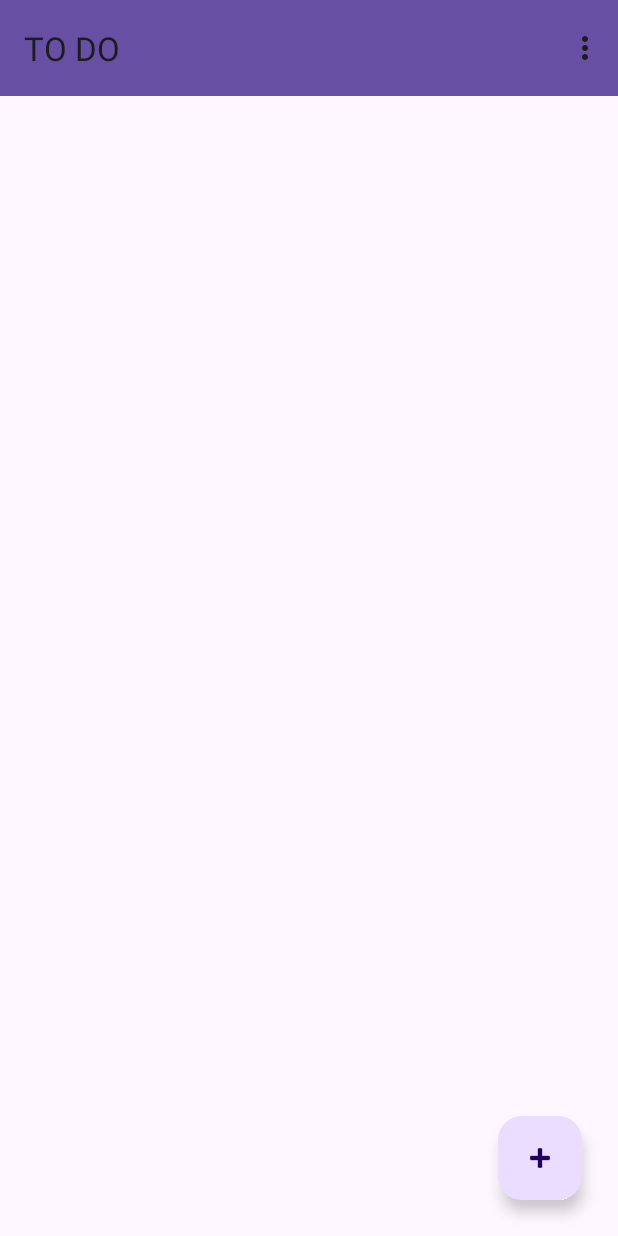
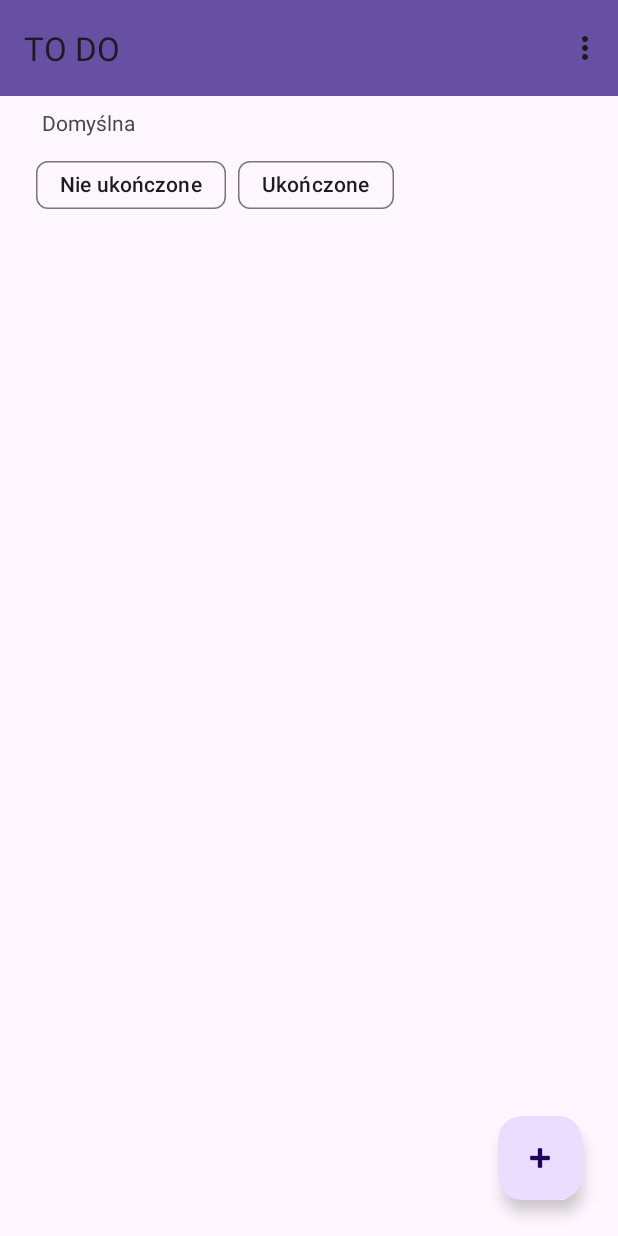
Before and after one commit to TomekP00/ToDoAndroid, an Android app: the screen it shows after launch (MainActivity), on a phone screen of 412 x 824 dp. Run offline under Robolectric (Android 15) with nearby library versions, the phone set to English and light mode, and no system bars.

Commit message:
kategorie i takie tam

```diff
--- a/app/src/main/java/com/example/pum_todo/Adapter.java
+++ b/app/src/main/java/com/example/pum_todo/Adapter.java
@@ -19,10 +19,12 @@ import java.util.ArrayList;
 public class Adapter extends RecyclerView.Adapter<Adapter.ViewHolder> {
     private ArrayList<TodoItem> todoItems;
     private SQLiteDatabase db;
+    private MainActivity mainActivity;
 
-    public Adapter(ArrayList<TodoItem> items, SQLiteDatabase db) {
+    public Adapter(ArrayList<TodoItem> items, SQLiteDatabase db, MainActivity mainActivity) {
         this.todoItems = items;
         this.db = db;
+        this.mainActivity = mainActivity;
     }
 
     public void setTodoItems(ArrayList<TodoItem> items) {
@@ -60,6 +62,8 @@ public class Adapter extends RecyclerView.Adapter<Adapter.ViewHolder> {
                 db.update(Todo.TodoEntry.TABLE_TODO, values, selection, selectionArgs);
 
                 todoItem.setDone(isDone);
+                mainActivity.getTodoItems();
+                setTodoItems(mainActivity.todoItems);
                 notifyDataSetChanged();
             }
         });
--- a/app/src/main/java/com/example/pum_todo/AddTodoActivity.java
+++ b/app/src/main/java/com/example/pum_todo/AddTodoActivity.java
@@ -66,6 +66,12 @@ public class AddTodoActivity extends AppCompatActivity {
 
         cursor.close();
         dbHelper.close();
+
+        if (categories.size() > 0) {
+            CategoryItem defaultCategory = categories.get(0);
+            autoCompleteTextView.setText(defaultCategory.getName());
+            categoryId = String.valueOf(defaultCategory.getId());
+        }
 
         ArrayAdapter<CategoryItem> adapter = new ArrayAdapter<>(this, android.R.layout.simple_dropdown_item_1line, categories);
         autoCompleteTextView.setAdapter(adapter);
--- a/app/src/main/java/com/example/pum_todo/DBHelper.java
+++ b/app/src/main/java/com/example/pum_todo/DBHelper.java
@@ -7,7 +7,7 @@ import android.database.sqlite.SQLiteOpenHelper;
 
 public class DBHelper extends SQLiteOpenHelper {
 
-    public static final int DATABASE_VERSION = 7;// If you change the database schema, you must increment the database version.
+    public static final int DATABASE_VERSION = 9;// If you change the database schema, you must increment the database version.
     public static final String DATABASE_NAME = "Database.db";
     private static final String SQL_CREATE_ENTRIES_TODO =
             "CREATE TABLE " + Todo.TodoEntry.TABLE_TODO + " (" +
@@ -43,7 +43,7 @@ public class DBHelper extends SQLiteOpenHelper {
         db.execSQL(SQL_CREATE_ENTRIES_TODO);
 
         ContentValues values = new ContentValues();
-        values.put(Category.CategoryEntry.COLUMN_CATEGORY_NAME, "Wszystko");
+        values.put(Category.CategoryEntry.COLUMN_CATEGORY_NAME, "Domyślna");
         db.insert(Category.CategoryEntry.TABLE_CATEGORY, null, values);
     }
 
--- a/app/src/main/java/com/example/pum_todo/MainActivity.java
+++ b/app/src/main/java/com/example/pum_todo/MainActivity.java
@@ -5,12 +5,17 @@ import android.content.DialogInterface;
 import android.content.Intent;
 import android.database.Cursor;
 import android.database.sqlite.SQLiteDatabase;
+import android.graphics.Typeface;
 import android.os.Bundle;
 import android.text.InputType;
+import android.text.Spannable;
+import android.text.SpannableString;
+import android.text.style.StyleSpan;
 import android.view.Menu;
 import android.view.MenuItem;
 import android.view.View;
 import android.widget.EditText;
+import android.widget.TextView;
 import android.widget.Toast;
 
 import androidx.annotation.NonNull;
@@ -20,12 +25,15 @@ import androidx.recyclerview.widget.ItemTouchHelper;
 import androidx.recyclerview.widget.LinearLayoutManager;
 import androidx.recyclerview.widget.RecyclerView;
 
+import com.google.android.material.chip.Chip;
+import com.google.android.material.chip.ChipGroup;
 import com.google.android.material.dialog.MaterialAlertDialogBuilder;
 import com.google.android.material.floatingactionbutton.FloatingActionButton;
 import com.google.android.material.navigation.NavigationView;
 
 import java.time.LocalDateTime;
 import java.util.ArrayList;
+import java.util.List;
 import java.util.Objects;
 
 public class MainActivity extends AppCompatActivity {
@@ -37,6 +45,10 @@ public class MainActivity extends AppCompatActivity {
     private static final int TODO_ACTIVITY_REQUEST_CODE = 1;
     RecyclerView recyclerView;
     NavigationView navigationView;
+    TextView textViewCategory;
+    ChipGroup chipGroup;
+    private int chooseCategoryID = 1;
+    private int selectedTaskState = 0;
 
     @Override
     protected void onCreate(Bundle savedInstanceState) {
@@ -48,6 +60,10 @@ public class MainActivity extends AppCompatActivity {
 
         recyclerView = findViewById(R.id.recycler_view);
         navigationView = findViewById(R.id.navigationView);
+        textViewCategory = findViewById(R.id.textViewCategory);
+        chipGroup = findViewById(R.id.chipGroup);
+
+        textViewCategory.setText("Domyślna");
 
         dbHelper = new DBHelper(this);
 
@@ -84,13 +100,56 @@ public class MainActivity extends AppCompatActivity {
                     });
                     builder.setNegativeButton("Anuluj", null);
                     builder.show();
+                    return false;
+                } else {
+                    chooseCategoryID = id;
+                    getTodoItems();
+                    textViewCategory.setText(item.getTitle());
+                    adapter.setTodoItems(todoItems);
+                    adapter.notifyDataSetChanged();
                     return true;
-                } else {
-                    showToast("id: " + id, Toast.LENGTH_SHORT);
-                    return false;
                 }
             }
         });
+
+        findViewById(R.id.chipDone).setOnClickListener(new View.OnClickListener() {
+            @Override
+            public void onClick(View view) {
+                selectedTaskState = 1;
+                getTodoItems();
+                adapter.setTodoItems(todoItems);
+                adapter.notifyDataSetChanged();
+            }
+        });
+
+        findViewById(R.id.chipUndone).setOnClickListener(new View.OnClickListener() {
+            @Override
+            public void onClick(View view) {
+                selectedTaskState = 0;
+                getTodoItems();
+                adapter.setTodoItems(todoItems);
+                adapter.notifyDataSetChanged();
+            }
+        });
+        /*chipGroup.setOnCheckedStateChangeListener(new ChipGroup.OnCheckedStateChangeListener() {
+            @Override
+            public void onCheckedChanged(@NonNull ChipGroup group, @NonNull List<Integer> checkedIds) {
+                for (int checkedId : checkedIds) {
+                    Chip chip = group.findViewById(checkedId);
+                    if (chip.getId() == R.id.chipUndone) {
+                        selectedTaskState = 0;
+                    } else if (chip.getId() == R.id.chipDone) {
+                        selectedTaskState = 1;
+                    } else {
+                        selectedTaskState = 2;
+                    }
+
+                    getTodoItems(chooseCategoryID);
+                    adapter.setTodoItems(todoItems);
+                    adapter.notifyDataSetChanged();
+                }
+            }
+        });*/
     }
 
     private void openTodoActivity() {
@@ -104,10 +163,6 @@ public class MainActivity extends AppCompatActivity {
         super.onActivityResult(requestCode, resultCode, data);
         if (requestCode == TODO_ACTIVITY_REQUEST_CODE) {
             if (resultCode == RESULT_OK) {
-                /* recyclerView.setLayoutManager(new LinearLayoutManager(this));
-                Adapter adapter = new Adapter(todoItems, dbHelper.getWritableDatabase());
-                recyclerView.setAdapter(adapter);*/
-
                 String title = data.getStringExtra("title");
                 String note = data.getStringExtra("note");
                 String date = data.getStringExtra("date");
@@ -136,7 +191,7 @@ public class MainActivity extends AppCompatActivity {
                 adapter.notifyDataSetChanged();
 
                 CharSequence text = "Dodano nowe zadanie";
-//                showToast(text, Toast.LENGTH_SHORT);
+                showToast(text, Toast.LENGTH_SHORT);
             } else if (resultCode == RESULT_CANCELED) {
                 CharSequence text = "Blad";
                 showToast(text, Toast.LENGTH_SHORT);
@@ -151,7 +206,7 @@ public class MainActivity extends AppCompatActivity {
     private void initRecyclerView() {
         recyclerView.setLayoutManager(new LinearLayoutManager(this));
         getTodoItems();
-        adapter = new Adapter(todoItems, dbHelper.getWritableDatabase());
+        adapter = new Adapter(todoItems, dbHelper.getWritableDatabase(), this);
         recyclerView.setAdapter(adapter);
 
         SwipeToDeleteCallback swipeToDeleteCallback = new SwipeToDeleteCallback(adapter);
@@ -160,7 +215,7 @@ public class MainActivity extends AppCompatActivity {
         adapter.notifyDataSetChanged();
     }
 
-    private void getTodoItems() {
+    public void getTodoItems() {
         todoItems = new ArrayList<>();
         SQLiteDatabase db = dbHelper.getReadableDatabase();
         String[] todoList = {
@@ -170,7 +225,13 @@ public class MainActivity extends AppCompatActivity {
                 Todo.TodoEntry.COLUMN_TODO_DONE
         };
 
-        Cursor cursor = db.query(Todo.TodoEntry.TABLE_TODO, todoList, null, null, null, null, null);
+        Cursor cursor = db.query(Todo.TodoEntry.TABLE_TODO, todoList,
+                Todo.TodoEntry.COLUMN_TODO_CATEGORY_ID + " = ? AND " +
+                Todo.TodoEntry.COLUMN_TODO_DONE + " = ?",
+                new String[]{String.valueOf(chooseCategoryID), String.valueOf(selectedTaskState)},
+                null,
+                null,
+                null);
 
         while (cursor.moveToNext()) {
             String id = cursor.getString(cursor.getColumnIndexOrThrow(Todo.TodoEntry._ID));
--- a/app/src/main/res/layout/content_main.xml
+++ b/app/src/main/res/layout/content_main.xml
@@ -12,12 +12,49 @@
         android:layout_width="0dp"
         android:layout_height="0dp"
         android:layout_marginStart="24dp"
-        android:layout_marginTop="64dp"
         android:layout_marginEnd="24dp"
+        android:layout_marginBottom="8dp"
         android:paddingTop="8dp"
         android:paddingBottom="8dp"
         app:layout_constraintBottom_toBottomOf="parent"
         app:layout_constraintEnd_toEndOf="parent"
         app:layout_constraintStart_toStartOf="parent"
+        app:layout_constraintTop_toBottomOf="@+id/chipGroup" />
+
+    <TextView
+        android:id="@+id/textViewCategory"
+        android:layout_width="wrap_content"
+        android:layout_height="wrap_content"
+        android:layout_marginStart="28dp"
+        android:layout_marginTop="72dp"
+        android:text="TextView"
+        app:layout_constraintStart_toStartOf="parent"
         app:layout_constraintTop_toTopOf="parent" />
+
+    <com.google.android.material.chip.ChipGroup
+        android:id="@+id/chipGroup"
+        android:layout_width="match_parent"
+        android:layout_height="wrap_content"
+        android:layout_marginStart="24dp"
+        android:layout_marginTop="8dp"
+        android:layout_marginEnd="24dp"
+        android:layout_marginBottom="8dp"
+        app:layout_constraintBottom_toTopOf="@+id/recycler_view"
+        app:layout_constraintEnd_toEndOf="parent"
+        app:layout_constraintStart_toStartOf="parent"
+        app:layout_constraintTop_toBottomOf="@+id/textViewCategory">
+
+        <com.google.android.material.chip.Chip
+            android:id="@+id/chipUndone"
+            android:layout_width="wrap_content"
+            android:layout_height="wrap_content"
+            android:text="@string/ChipUndone" />
+
+        <com.google.android.material.chip.Chip
+            android:id="@+id/chipDone"
+            android:layout_width="wrap_content"
+            android:layout_height="wrap_content"
+            android:text="@string/ChipDone" />
+    </com.google.android.material.chip.ChipGroup>
+
 </androidx.constraintlayout.widget.ConstraintLayout>
--- a/app/src/main/res/values/strings.xml
+++ b/app/src/main/res/values/strings.xml
@@ -7,4 +7,6 @@
     <string name="todoTitleDate">Data</string>
     <string name="categoryName">Kategoria</string>
     <string name="todoTime">Time</string>
+    <string name="ChipDone">Ukończone</string>
+    <string name="ChipUndone">Nie ukończone</string>
 </resources>
```
